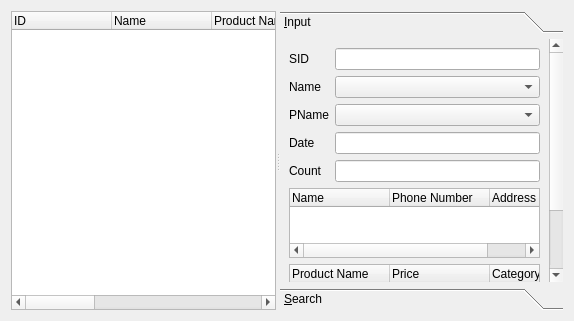
First picture: the form in shopmanagerform.ui, repository KimYooseon/osstem, before the edit.
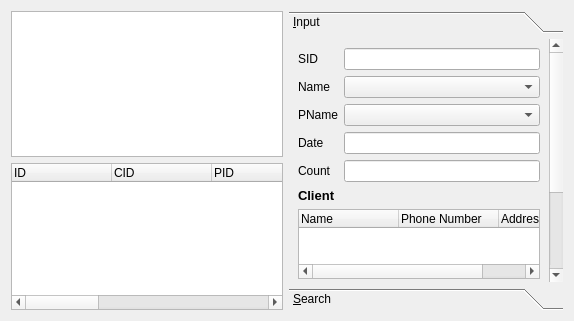
Second picture: the form after the edit. The open tabs and pages were chosen to show the change.

The edit to the form file:
```diff
--- a/shopmanagerform.ui
+++ b/shopmanagerform.ui
@@ -13,12 +13,10 @@
   <property name="windowTitle">
    <string>Form</string>
   </property>
-  <layout class="QHBoxLayout" name="horizontalLayout_3">
+  <layout class="QHBoxLayout" name="horizontalLayout_2">
    <item>
-    <widget class="QSplitter" name="splitter">
-     <property name="orientation">
-      <enum>Qt::Horizontal</enum>
-     </property>
+    <layout class="QGridLayout" name="gridLayout_3">
+     <item row="1" column="1">
      <widget class="QTreeWidget" name="treeWidget">
       <property name="rootIsDecorated">
        <bool>false</bool>
@@ -33,12 +31,12 @@
       </column>
       <column>
        <property name="text">
-        <string>Name</string>
+         <string>CID</string>
        </property>
       </column>
       <column>
        <property name="text">
-        <string>Product Name</string>
+         <string>PID</string>
        </property>
       </column>
       <column>
@@ -72,17 +70,24 @@
        </property>
       </column>
      </widget>
+     </item>
+     <item row="0" column="1">
+      <widget class="QTableView" name="tableView"/>
+     </item>
+    </layout>
+   </item>
+   <item>
      <widget class="QToolBox" name="toolBox">
       <property name="currentIndex">
-       <number>1</number>
+      <number>0</number>
       </property>
       <widget class="QWidget" name="inputPage">
        <property name="geometry">
         <rect>
          <x>0</x>
-         <y>-17</y>
-         <width>276</width>
-         <height>278</height>
+        <y>0</y>
+        <width>269</width>
+        <height>314</height>
         </rect>
        </property>
        <attribute name="label">
@@ -159,6 +164,19 @@
           </item>
          </layout>
         </item>
+       <item>
+        <widget class="QLabel" name="label_2">
+         <property name="font">
+          <font>
+           <pointsize>10</pointsize>
+           <bold>true</bold>
+          </font>
+         </property>
+         <property name="text">
+          <string>Client</string>
+         </property>
+        </widget>
+       </item>
         <item>
          <widget class="QTreeWidget" name="CustomertreeWidget">
           <column>
@@ -178,6 +196,19 @@
           </column>
          </widget>
         </item>
+       <item>
+        <widget class="QLabel" name="label_3">
+         <property name="font">
+          <font>
+           <pointsize>10</pointsize>
+           <bold>true</bold>
+          </font>
+         </property>
+         <property name="text">
+          <string>Product</string>
+         </property>
+        </widget>
+       </item>
         <item>
          <widget class="QTreeWidget" name="ProducttreeWidget">
           <column>
@@ -235,7 +266,7 @@
         <rect>
          <x>0</x>
          <y>0</y>
-         <width>286</width>
+        <width>279</width>
          <height>261</height>
         </rect>
        </property>
@@ -339,7 +370,6 @@
          </widget>
         </item>
        </layout>
-      </widget>
      </widget>
     </widget>
    </item>
```
Lines whose indentation alone changed are shown as unchanged.
